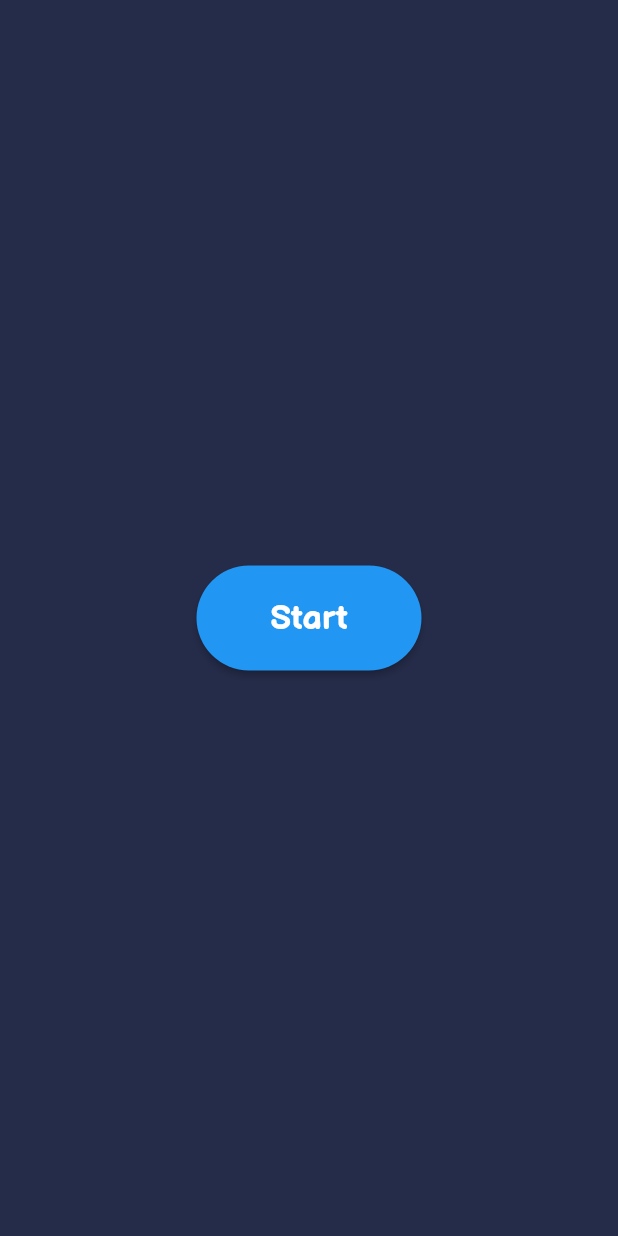
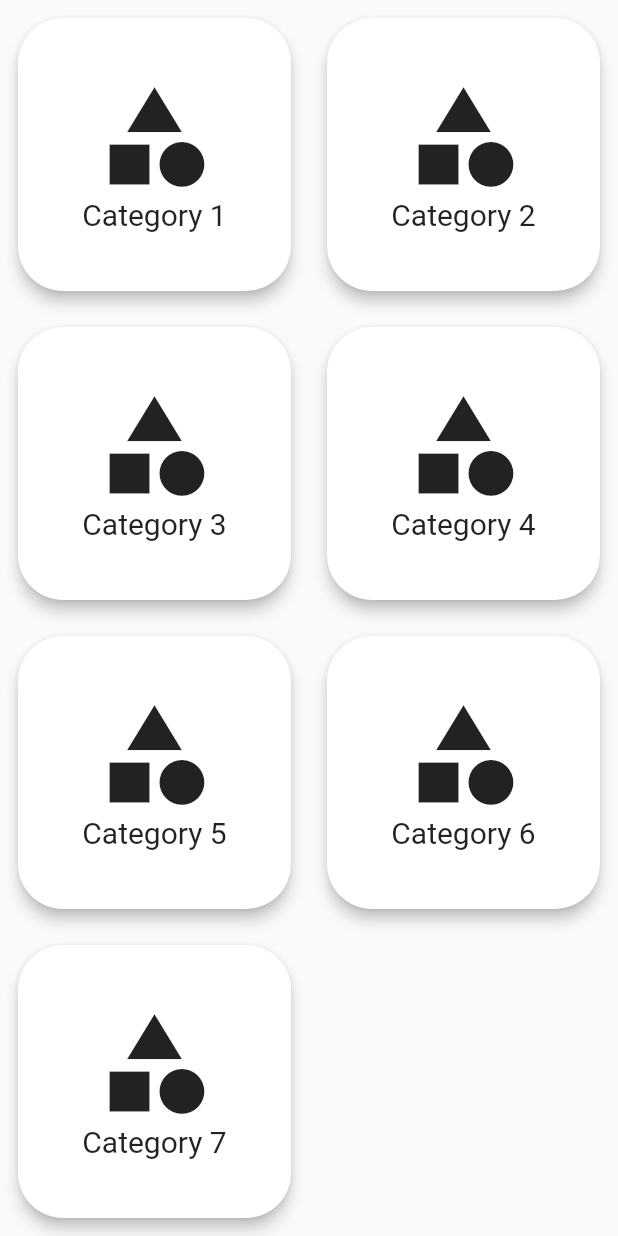
Before and after one commit to Filiponesco/quizomania, a Flutter app: the screen it shows after launch, after a tap on "Start", on a phone screen of 412 x 824 dp. Run offline on Flutter 3.47's test engine with Material 2 defaults, Android fonts, the phone set to English and light mode, and no system bars; our stand-ins replace bloc, flutter_bloc, numberpicker.

Commit message:
add mainScreen, pickCategory, dialog specificationQuestion

```diff
--- a/lib/main.dart
+++ b/lib/main.dart
@@ -1,4 +1,9 @@
 import 'package:flutter/material.dart';
+import 'package:flutter_bloc/flutter_bloc.dart';
+import 'package:quizomania/model/category/category_bloc.dart';
+import 'package:quizomania/screens/pick_category.dart';
+import 'package:quizomania/screens/pick_specification_questions_dialog.dart';
+import 'package:quizomania/widgets/big_button.dart';
 
 void main() {
   runApp(MyApp());
@@ -28,26 +33,35 @@ class _MyHomePageState extends State<MyHomePage> {
   Widget build(BuildContext context) {
     return Scaffold(
       //rgb(37, 44, 73)
-      backgroundColor: Color.fromARGB(255, 37, 44, 73),
-      body: Center(
-        child: Column(
+      backgroundColor: Colors.white,
+      body: Column(
         mainAxisAlignment: MainAxisAlignment.center,
         children: <Widget>[
-            ButtonTheme(
-              minWidth: 150,
-              height: 70,
-              child: RaisedButton(
+          Padding(
+            padding: const EdgeInsets.only(left: 80, right: 80),
+            child: Image(
+              image: AssetImage('assets/images/logo_quiz.png'),
+            ),
+          ),
+          SizedBox(
+            height: 170,
+          ),
+          BigButton(
             color: Colors.blue,
-                shape: RoundedRectangleBorder(
-                    borderRadius: BorderRadius.circular(70),
+            text: 'Start',
+            onPressed: () {
+              Navigator.push(
+                context,
+                MaterialPageRoute(
+                  builder: (context) => BlocProvider(
+                    create: (context) => CategoryBloc(),
+                    child: PickCategoryPage(),
                   ),
-                child: Text('Start',
-                    style: TextStyle(fontFamily: 'Balsamiq', fontSize: 23, color: Colors.white, fontWeight: FontWeight.bold)),
-                onPressed: (){},
                 ),
+              );
+            },
           )
         ],
-        ),
       ),
     );
   }
--- /dev/null
+++ b/lib/model/difficulty_level.dart
@@ -0,0 +1 @@
+enum DifficultyLevel { easy, medium, hard }
--- /dev/null
+++ b/lib/screens/pick_category.dart
@@ -0,0 +1,43 @@
+import 'package:flutter/material.dart';
+import 'package:flutter_bloc/flutter_bloc.dart';
+import 'package:quizomania/model/category.dart';
+import 'package:quizomania/model/category/category_bloc.dart';
+import 'package:quizomania/screens/pick_specification_questions_dialog.dart';
+import 'package:quizomania/widgets/one_category_card.dart';
+
+class PickCategoryPage extends StatelessWidget {
+  void _onPickCategory(Category category, context){
+    print('selected category id: ${category.id}');
+    showDialog(context: context, builder: (BuildContext context)=> SpecificationQuestionsDialog());
+  }
+  @override
+  Widget build(BuildContext context) {
+    BlocProvider.of<CategoryBloc>(context).add(LoadCategories(false));
+
+    return Scaffold(
+        body: BlocBuilder<CategoryBloc, CategoryState>(
+      bloc: BlocProvider.of<CategoryBloc>(context),
+      builder: (context, state) {
+        if (state is LoadingTest) {
+          return Center(child: CircularProgressIndicator());
+        } else if (state is CategoryList) {
+          return GridView.builder(
+            gridDelegate:
+                SliverGridDelegateWithFixedCrossAxisCount(crossAxisCount: 2),
+            itemBuilder: (_, index) => Padding(
+              padding: const EdgeInsets.all(8.0),
+              child: OneCategoryCard(
+                nameCategory: state.categories[index].category,
+                icon: Icons.category,
+                onTap: ()=>_onPickCategory(state.categories[index], context),
+              ),
+            ),
+            itemCount: state.categories.length,
+          );
+        } else {
+          return Center(child: Text('state is: ${state.toString()}'));
+        }
+      },
+    ));
+  }
+}
--- /dev/null
+++ b/lib/widgets/big_button.dart
@@ -0,0 +1,33 @@
+import 'package:flutter/material.dart';
+
+class BigButton extends StatelessWidget {
+  final String text;
+  final Function onPressed;
+  final Color color;
+  final double radius;
+
+  const BigButton(
+      {Key key, this.text, this.onPressed, this.color, this.radius = 70.0})
+      : super(key: key);
+
+  @override
+  Widget build(BuildContext context) {
+    return ButtonTheme(
+      minWidth: 150,
+      height: 70,
+      child: RaisedButton(
+        color: color,
+        shape: RoundedRectangleBorder(
+          borderRadius: BorderRadius.circular(radius),
+        ),
+        child: Text(text,
+            style: TextStyle(
+                fontFamily: 'Balsamiq',
+                fontSize: 23,
+                color: Colors.white,
+                fontWeight: FontWeight.bold)),
+        onPressed: onPressed,
+      ),
+    );
+  }
+}
--- /dev/null
+++ b/lib/widgets/one_category_card.dart
@@ -0,0 +1,33 @@
+import 'package:flutter/material.dart';
+
+class OneCategoryCard extends StatelessWidget {
+  final IconData icon;
+  final String nameCategory;
+  final Function onTap;
+  OneCategoryCard({this.icon, @required this.nameCategory, this.onTap});
+  @override
+  Widget build(BuildContext context) {
+    return Card(
+      shape: RoundedRectangleBorder(
+        borderRadius: BorderRadius.circular(30),
+    ),
+      elevation: 4,
+      child: InkWell(
+        splashColor: Colors.blue.withAlpha(150),
+        customBorder: RoundedRectangleBorder(
+          borderRadius: BorderRadius.circular(30),
+        ),
+        onTap: onTap,
+        child: Column(
+          mainAxisAlignment: MainAxisAlignment.center,
+          children: <Widget>[
+            Icon(icon, size: 80,),
+            Text(nameCategory, style: TextStyle(
+              fontSize: 20,
+            ),)
+          ],
+        ),
+      ),
+    );
+  }
+}
--- a/pubspec.yaml
+++ b/pubspec.yaml
@@ -22,6 +22,7 @@ environment:
 
 dependencies:
   flutter_bloc: 4.0.0
+  numberpicker: ^1.2.0
   flutter:
     sdk: flutter
 
@@ -46,8 +47,8 @@ flutter:
   uses-material-design: true
 
   # To add assets to your application, add an assets section, like this:
-  # assets:
-  #   - images/a_dot_burr.jpeg
+  assets:
+    - assets/images/
   #   - images/a_dot_ham.jpeg
 
   # An image asset can refer to one or more resolution-specific "variants", see
```
Also changed, not shown: lib/screens/pick_specification_questions_dialog.dart (added, +152 -0 lines), lib/widgets/difficulty_button.dart (added, +30 -0 lines), lib/widgets/my_back_button.dart (added, +27 -0 lines), assets/images/logo_quiz.png (added), pubspec.lock. Lines whose indentation alone changed are shown as unchanged.
